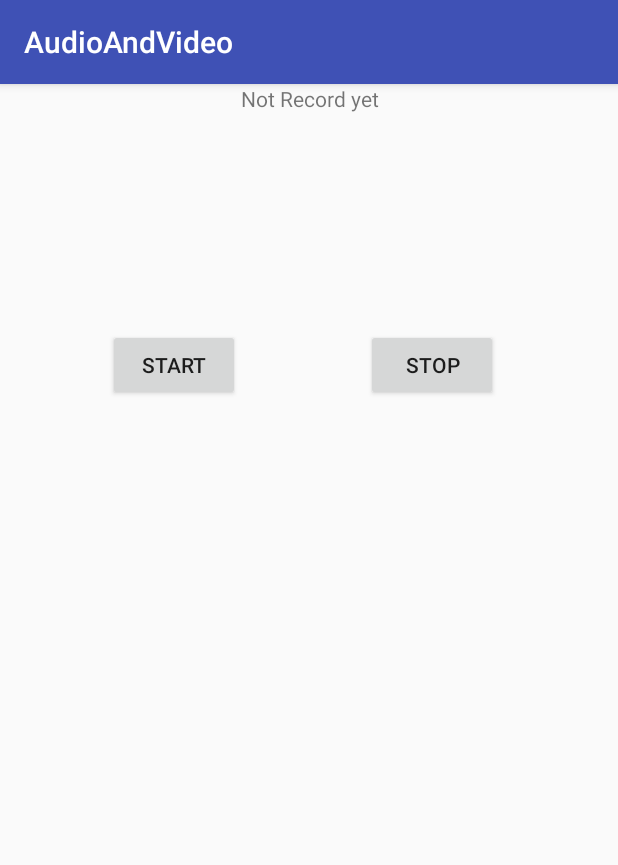
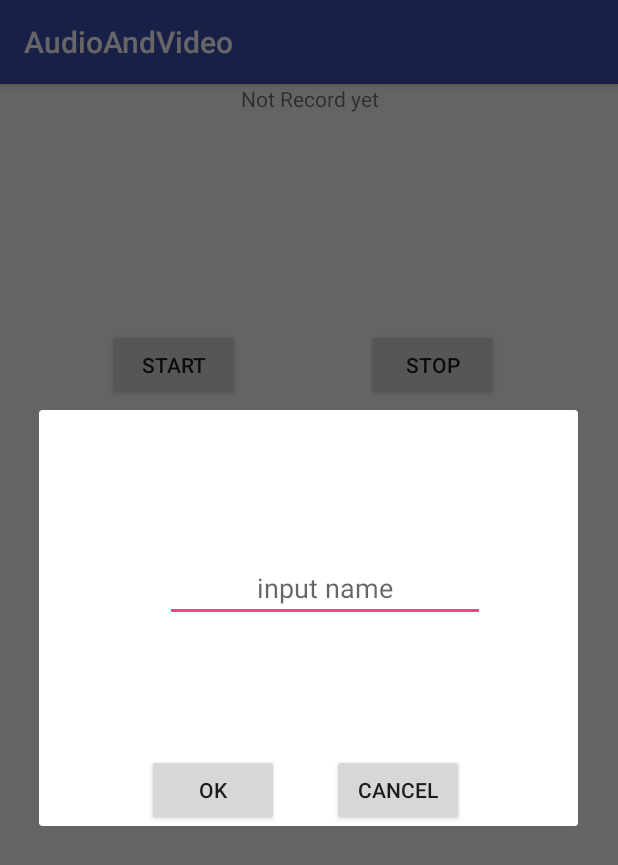
Before and after one commit to u3shadow/AudioAndVideo, an Android app: the screen it shows after launch (RecordAudioActivity), after a tap on "STOP", on a phone screen of 412 x 824 dp. Shown: the top 865 px of the screen. Run offline under Robolectric (Android 15) with nearby library versions, the phone set to English and light mode, and no system bars; our stand-ins replace data binding; 1 other tap on this screen came first.

Commit message:
add name input dialog

```diff
--- a/app/src/main/java/com/u3coding/playerandrecoder/audiorecoder/RecordAudioActivity.java
+++ b/app/src/main/java/com/u3coding/playerandrecoder/audiorecoder/RecordAudioActivity.java
@@ -1,9 +1,8 @@
 package com.u3coding.playerandrecoder.audiorecoder;
 
-import android.arch.lifecycle.LifecycleOwner;
-import android.arch.lifecycle.LifecycleRegistryOwner;
 import android.arch.lifecycle.ViewModelProviders;
 import android.databinding.DataBindingUtil;
+import android.support.v7.app.AlertDialog;
 import android.support.v7.app.AppCompatActivity;
 import android.os.Bundle;
 import android.view.View;
@@ -30,13 +29,10 @@ public class RecordAudioActivity extends AppCompatActivity implements View.OnCli
                 break;
             case R.id.bt_stop:
                 viewModel.stop();
+               AlertDialog dialog =  new AlertDialog.Builder(this).setView(R.layout.name_type_layout).create();
+               dialog.show();
                 break;
             default:break;
         }
     }
-
-    @Override
-    public void onPointerCaptureChanged(boolean hasCapture) {
-
-    }
 }
--- a/app/src/main/java/com/u3coding/playerandrecoder/audiorecoder/RecordAudioViewModel.java
+++ b/app/src/main/java/com/u3coding/playerandrecoder/audiorecoder/RecordAudioViewModel.java
@@ -33,9 +33,4 @@ public class RecordAudioViewModel extends AndroidViewModel implements LifecycleO
         page.recordText.set(application.getResources().getString(R.string.no_record));
         recorder.stop();
     }
-    @OnLifecycleEvent(Lifecycle.Event.ON_STOP)
-    private void clear(){
-        recorder = null;
-    }
-
 }
--- a/app/src/main/java/com/u3coding/playerandrecoder/audiorecoder/RecordPage.java
+++ b/app/src/main/java/com/u3coding/playerandrecoder/audiorecoder/RecordPage.java
@@ -6,4 +6,6 @@ public class RecordPage {
     public ObservableField<String> recordText = new ObservableField<>();
     public ObservableField<String> startBtText = new ObservableField<>();
     public ObservableField<String> stopBtText = new ObservableField<>();
+    public ObservableField<String> name = new ObservableField<>();
+    public ObservableField<Boolean> isNameShow = new ObservableField<>();
 }
--- a/app/src/main/res/layout/activity_record_audio.xml
+++ b/app/src/main/res/layout/activity_record_audio.xml
@@ -42,5 +42,6 @@
         android:text="@{pagetext.stopBtText}"
         app:layout_constraintBottom_toBottomOf="@+id/bt_start"
         app:layout_constraintStart_toEndOf="@+id/bt_start" />
+
 </android.support.constraint.ConstraintLayout>
 </layout>
--- /dev/null
+++ b/app/src/main/res/layout/name_type_layout.xml
@@ -0,0 +1,53 @@
+<?xml version="1.0" encoding="utf-8"?>
+<android.support.constraint.ConstraintLayout xmlns:android="http://schemas.android.com/apk/res/android"
+    xmlns:app="http://schemas.android.com/apk/res-auto"
+    xmlns:tools="http://schemas.android.com/tools"
+    android:layout_width="match_parent"
+    android:layout_height="match_parent">
+
+    <Button
+        android:id="@+id/bt_ok"
+        android:layout_width="wrap_content"
+        android:layout_height="wrap_content"
+        android:layout_marginStart="72dp"
+        android:layout_marginTop="88dp"
+        android:text="@android:string/ok"
+        app:layout_constraintStart_toStartOf="parent"
+        app:layout_constraintTop_toBottomOf="@+id/editText"
+        tools:ignore="MissingConstraints" />
+
+    <Button
+        android:id="@+id/bt_cancel"
+        android:layout_width="wrap_content"
+        android:layout_height="wrap_content"
+        android:layout_marginEnd="76dp"
+        android:layout_marginStart="8dp"
+        android:text="@android:string/cancel"
+        app:layout_constraintBottom_toBottomOf="@+id/bt_ok"
+        app:layout_constraintEnd_toEndOf="parent"
+        app:layout_constraintHorizontal_bias="1.0"
+        app:layout_constraintStart_toEndOf="@+id/bt_ok" />
+
+    <EditText
+        android:id="@+id/editText"
+        android:layout_width="wrap_content"
+        android:layout_height="wrap_content"
+        android:layout_marginEnd="8dp"
+        android:layout_marginStart="84dp"
+        android:layout_marginTop="96dp"
+        android:ems="10"
+        android:gravity="center"
+        android:hint="input name"
+        android:inputType="textPersonName"
+        app:layout_constraintEnd_toEndOf="parent"
+        app:layout_constraintHorizontal_bias="0.0"
+        app:layout_constraintStart_toStartOf="parent"
+        app:layout_constraintTop_toTopOf="parent" />
+
+    <android.support.constraint.Guideline
+        android:id="@+id/guideline"
+        android:layout_width="wrap_content"
+        android:layout_height="wrap_content"
+        android:orientation="vertical"
+        app:layout_constraintGuide_begin="192dp" />
+</android.support.constraint.ConstraintLayout>
```
